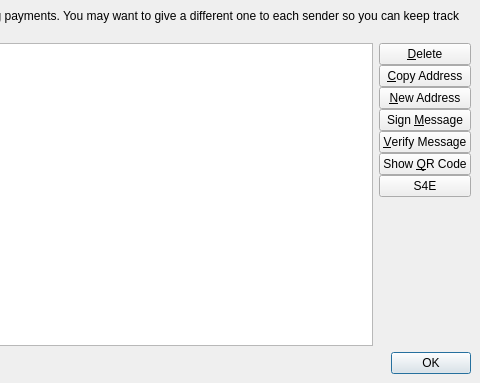
Qt form src/qt/forms/addressbookpage.ui (FlapXCoin/flapxcoin) before a commit; both pictures show x 243 to 723 and y 0 to 383 of the 723 by 383 pixel window.
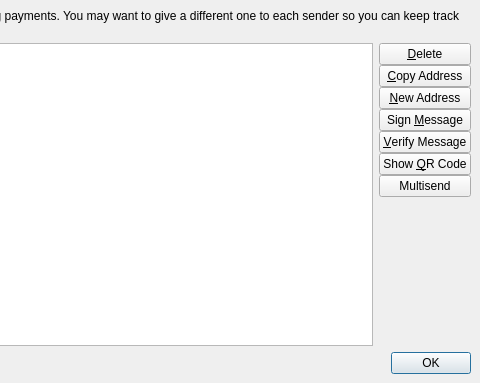
The same form after that commit. Icons and pictures are not drawn.

Commit message: GUI: remove the Network placeholder page; name the stake feature Multisend

Diff of the .ui file:
```diff
--- a/src/qt/forms/addressbookpage.ui
+++ b/src/qt/forms/addressbookpage.ui
@@ -156,7 +156,7 @@
               <item>
                <widget class="QPushButton" name="stakeForCharityPushButton">
                 <property name="text">
-                 <string>S4E</string>
+                 <string>Multisend</string>
                 </property>
                </widget>
               </item>
```
The commit also changes 10 other files.
